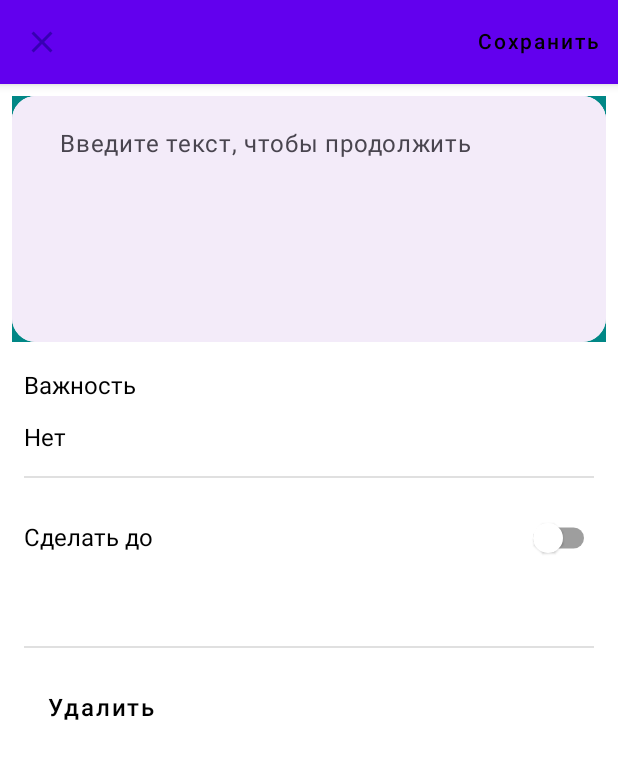
After one commit to Mobile-Developement-School-23/android-todo-app-jienone, an Android app built with Jetpack Compose: the composable DetailFragmentUI shown on its own in the app's theme, on a phone screen of 412 x 824 dp. The commit adds this screen. Shown: the top 759 px of the screen. Run offline under Robolectric (Android 15) with nearby library versions, the phone set to English and light mode, and no system bars; network calls fail.

Commit message:
detail-compose-preform

```diff
--- /dev/null
+++ b/app/src/main/java/com/example/yandextodo/view/screens/detail/DetailFragmentUI.kt
@@ -0,0 +1,114 @@
+package com.example.yandextodo.view.screens.detail
+
+import android.annotation.SuppressLint
+import androidx.compose.foundation.background
+import androidx.compose.foundation.layout.Arrangement
+import androidx.compose.foundation.layout.Column
+import androidx.compose.foundation.layout.Row
+import androidx.compose.foundation.layout.fillMaxSize
+import androidx.compose.foundation.layout.fillMaxWidth
+import androidx.compose.foundation.layout.height
+import androidx.compose.foundation.layout.padding
+import androidx.compose.foundation.layout.size
+import androidx.compose.foundation.shape.RoundedCornerShape
+import androidx.compose.material.Card
+import androidx.compose.material.Divider
+import androidx.compose.material.Icon
+import androidx.compose.material.IconButton
+import androidx.compose.material.MaterialTheme
+import androidx.compose.material.Scaffold
+import androidx.compose.material.Text
+import androidx.compose.material.TextButton
+import androidx.compose.material.TopAppBar
+import androidx.compose.material.icons.Icons
+import androidx.compose.material.icons.filled.Clear
+import androidx.compose.runtime.Composable
+import androidx.compose.ui.Alignment
+import androidx.compose.ui.Modifier
+import androidx.compose.ui.draw.clip
+import androidx.compose.ui.graphics.Color
+import androidx.compose.ui.tooling.preview.Preview
+import androidx.compose.ui.unit.dp
+import androidx.compose.ui.unit.sp
+import com.example.yandextodo.R
+import com.example.yandextodo.view.screens.detail.composables.DeleteButton
+import com.example.yandextodo.view.screens.detail.composables.DropDownMenu
+import com.example.yandextodo.view.screens.detail.composables.PickDeadline
+import com.example.yandextodo.view.screens.detail.composables.UserInput
+
+
+@SuppressLint("UnusedMaterialScaffoldPaddingParameter")
+@Composable
+fun DetailFragmentUI() {
+    Scaffold(
+        Modifier
+            .fillMaxSize(),
+        topBar = {
+            TopAppBar(
+            ) {
+                Row(
+                    horizontalArrangement = Arrangement.SpaceBetween,
+                    modifier = Modifier.fillMaxWidth()
+                    ){
+
+                    IconButton(
+                        onClick = { /*TODO*/ },
+                        modifier = Modifier
+                            .size(48.dp)
+                    ) {
+                        Icon(
+                            imageVector = Icons.Default.Clear,
+                            contentDescription = R.string.content_desc_back_to_previous_screen.toString(),
+                            tint = MaterialTheme.colors.primaryVariant
+                        )
+                    }
+                    TextButton(
+                        onClick = { /*TODO*/ },
+                        modifier = Modifier
+                            .align(Alignment.CenterVertically)
+                    ) {
+                        Text(text = "Сохранить", color = Color.Black)
+                    }
+                }
+            }
+        }
+    ) {
+        Column {
+            Card(
+                modifier = Modifier
+                    .fillMaxWidth()
+                    .height(180.dp)
+                    .padding(8.dp)
+                    .background(MaterialTheme.colors.secondaryVariant)
+                    .clip(RoundedCornerShape(16.dp))
+            ) {
+                UserInput(onMessageSent = {})
+
+            }
+
+            Text(
+                modifier = Modifier.padding(top=12.dp, start = 16.dp),
+                text = "Важность",
+                fontSize = 16.sp
+            )
+            DropDownMenu()
+            Divider(
+                modifier = Modifier.padding(horizontal = 16.dp)
+            )
+            PickDeadline()
+
+            Divider(
+                Modifier.padding(16.dp)
+            )
+
+            DeleteButton {}
+        }
+
+    }
+}
+
+@Preview
+@Composable
+fun DetailPrev() {
+    DetailFragmentUI()
+}
--- /dev/null
+++ b/app/src/main/java/com/example/yandextodo/view/screens/detail/composables/DeleteButton.kt
@@ -0,0 +1,34 @@
+package com.example.yandextodo.view.screens.detail.composables
+
+import androidx.compose.foundation.layout.PaddingValues
+import androidx.compose.foundation.layout.padding
+import androidx.compose.material.Button
+import androidx.compose.material.ButtonDefaults
+import androidx.compose.material.MaterialTheme
+import androidx.compose.material.Text
+import androidx.compose.runtime.Composable
+import androidx.compose.ui.Modifier
+import androidx.compose.ui.graphics.Color
+import androidx.compose.ui.unit.dp
+import androidx.compose.ui.unit.sp
+
+
+@Composable
+fun DeleteButton(onClick: () -> Unit) {
+    Button(
+        onClick = onClick,
+        modifier = Modifier.padding(horizontal = 16.dp),
+        colors = ButtonDefaults.buttonColors(
+            backgroundColor = Color.Transparent,
+            contentColor = MaterialTheme.colors.onSurface
+        ),
+        elevation = ButtonDefaults.elevation(0.dp, 0.dp, 0.dp),
+        content = {
+            Text(
+                text = "Удалить",
+                fontSize = 16.sp,
+                color = MaterialTheme.colors.onSurface
+            )
+        }
+    )
+}
--- /dev/null
+++ b/app/src/main/java/com/example/yandextodo/view/screens/detail/composables/DropDownMenu.kt
@@ -0,0 +1,79 @@
+package com.example.yandextodo.view.screens.detail.composables
+
+import android.widget.Toast
+import androidx.compose.foundation.clickable
+import androidx.compose.foundation.layout.Column
+import androidx.compose.foundation.layout.Row
+import androidx.compose.foundation.layout.fillMaxWidth
+import androidx.compose.foundation.layout.padding
+import androidx.compose.material.DropdownMenu
+import androidx.compose.material.DropdownMenuItem
+import androidx.compose.material.Icon
+import androidx.compose.material.Text
+import androidx.compose.material.icons.Icons
+import androidx.compose.material.icons.filled.KeyboardArrowDown
+import androidx.compose.material.icons.filled.KeyboardArrowUp
+import androidx.compose.runtime.Composable
+import androidx.compose.runtime.getValue
+import androidx.compose.runtime.mutableStateOf
+import androidx.compose.runtime.remember
+import androidx.compose.runtime.setValue
+import androidx.compose.ui.Modifier
+import androidx.compose.ui.graphics.Color
+import androidx.compose.ui.platform.LocalContext
+import androidx.compose.ui.unit.dp
+import androidx.compose.ui.unit.sp
+import com.example.yandextodo.R
+
+@Composable
+fun DropDownMenu() {
+    val listItems = arrayOf("Нет", "Средний", "Важный")
+    val contextForToast = LocalContext.current.applicationContext
+
+    // state of the menu
+    var expanded by remember { mutableStateOf(false) }
+
+    // remember the selected item
+    var selectedItem by remember { mutableStateOf(listItems[0]) }
+
+    Column(
+        modifier = Modifier
+        .padding(16.dp)
+    ) {
+        Row(
+            modifier = Modifier
+                .fillMaxWidth()
+                .clickable { expanded = true }
+        ) {
+            Text(
+                text = selectedItem,
+                fontSize = 16.sp,
+                color = Color.Black
+            )
+//            Icon(
+//                imageVector = if (expanded) Icons.Filled.KeyboardArrowUp else Icons.Filled.KeyboardArrowDown,
+//                contentDescription = "Dropdown Icon",
+//                tint = Color.Black,
+//                modifier = Modifier.padding(start = 4.dp)
+//            )
+        }
+
+        if (expanded) {
+            DropdownMenu(
+                expanded = expanded,
+                onDismissRequest = { expanded = false }
+            ) {
+                listItems.forEach { selectedOption ->
+                    DropdownMenuItem(onClick = {
+                        selectedItem = selectedOption
+                        Toast.makeText(contextForToast, selectedOption, Toast.LENGTH_SHORT).show()
+                        expanded = false
+                    }) {
+                        Text(text = selectedOption)
+                    }
+                }
+            }
+        }
+
+    }
+}
--- /dev/null
+++ b/app/src/main/java/com/example/yandextodo/view/screens/detail/composables/PickDeadline.kt
@@ -0,0 +1,96 @@
+@file:Suppress("ASSIGNED_BUT_NEVER_ACCESSED_VARIABLE")
+
+package com.example.yandextodo.view.screens.detail.composables
+import android.annotation.SuppressLint
+import androidx.compose.foundation.layout.Column
+import androidx.compose.foundation.layout.Row
+import androidx.compose.foundation.layout.padding
+import androidx.compose.material.Switch
+import androidx.compose.material.Text
+import androidx.compose.material3.DatePicker
+import androidx.compose.material3.DatePickerDialog
+import androidx.compose.material3.ExperimentalMaterial3Api
+import androidx.compose.material3.SnackbarHost
+import androidx.compose.material3.SnackbarHostState
+import androidx.compose.material3.TextButton
+import androidx.compose.material3.rememberDatePickerState
+import androidx.compose.runtime.Composable
+import androidx.compose.runtime.derivedStateOf
+import androidx.compose.runtime.mutableStateOf
+import androidx.compose.runtime.remember
+import androidx.compose.runtime.rememberCoroutineScope
+import androidx.compose.ui.Alignment
+import androidx.compose.ui.Modifier
+import androidx.compose.ui.graphics.Color
+import androidx.compose.ui.unit.dp
+import androidx.compose.ui.unit.sp
+import com.example.yandextodo.core.utils.convertTimestampToDate
+import kotlinx.coroutines.launch
+
+@SuppressLint("UnrememberedMutableState")
+@OptIn(ExperimentalMaterial3Api::class)
+@Composable
+fun PickDeadline() {
+    val checkedState = remember { mutableStateOf(false) }
+    var selectedDate: Long?
+
+    // Create a state variable to hold the selected date millis
+    val selectedDateMillis = remember { mutableStateOf<Long?>(null) }
+
+    Column(modifier = Modifier.padding(16.dp)) {
+        Row(verticalAlignment = Alignment.CenterVertically) {
+            Text(
+                text = "Сделать до",
+                fontSize = 16.sp,
+                modifier = Modifier.weight(1f)
+            )
+            Switch(
+                checked = checkedState.value,
+                onCheckedChange = { checkedState.value = it }
+            )
+        }
+
+        if (checkedState.value) {
+            val openDialog = remember { mutableStateOf(true) }
+            if (openDialog.value) {
+                val datePickerState = rememberDatePickerState()
+                val confirmEnabled = derivedStateOf { datePickerState.selectedDateMillis != null }
+                DatePickerDialog(
+                    onDismissRequest = {
+                        checkedState.value = false
+                        openDialog.value = false
+                    },
+                    confirmButton = {
+                        TextButton(
+                            onClick = {
+                                openDialog.value = false
+                                selectedDate = datePickerState.selectedDateMillis
+                                // Update the selected date millis state variable
+                                selectedDateMillis.value = datePickerState.selectedDateMillis
+                            },
+                            enabled = confirmEnabled.value
+                        ) {
+                            Text("OK")
+                        }
+                    },
+                    dismissButton = {
+                        TextButton(
+                            onClick = {
+                                openDialog.value = false
+                            }
+                        ) {
+                            Text("Cancel")
+                        }
+                    }
+                ) {
+                    DatePicker(state = datePickerState)
+                }
+            }
+        }
+
+        // Display the selected date millis in the Text element
+
+        val dateToString = convertTimestampToDate(selectedDateMillis.value)
+        Text(text = dateToString ?: "", color = Color.Blue)
+    }
+}
--- /dev/null
+++ b/app/src/main/java/com/example/yandextodo/view/screens/detail/composables/UserInput.kt
@@ -0,0 +1,232 @@
+package com.example.yandextodo.view.screens.detail.composables
+
+import androidx.compose.foundation.BorderStroke
+import androidx.compose.foundation.ExperimentalFoundationApi
+import androidx.compose.foundation.layout.Arrangement
+import androidx.compose.foundation.layout.Box
+import androidx.compose.foundation.layout.Column
+import androidx.compose.foundation.layout.Row
+import androidx.compose.foundation.layout.Spacer
+import androidx.compose.foundation.layout.fillMaxWidth
+import androidx.compose.foundation.layout.height
+import androidx.compose.foundation.layout.padding
+import androidx.compose.foundation.layout.wrapContentHeight
+import androidx.compose.foundation.text.BasicTextField
+import androidx.compose.foundation.text.KeyboardOptions
+import androidx.compose.material3.LocalContentColor
+import androidx.compose.material3.LocalTextStyle
+import androidx.compose.material3.MaterialTheme
+import androidx.compose.material3.Surface
+import androidx.compose.material3.Text
+import androidx.compose.runtime.Composable
+import androidx.compose.runtime.getValue
+import androidx.compose.runtime.mutableStateOf
+import androidx.compose.runtime.remember
+import androidx.compose.runtime.saveable.rememberSaveable
+import androidx.compose.runtime.setValue
+import androidx.compose.ui.Alignment
+import androidx.compose.ui.Modifier
+import androidx.compose.ui.focus.FocusRequester
+import androidx.compose.ui.focus.onFocusChanged
+import androidx.compose.ui.graphics.SolidColor
+import androidx.compose.ui.res.stringResource
+import androidx.compose.ui.semantics.SemanticsPropertyKey
+import androidx.compose.ui.semantics.SemanticsPropertyReceiver
+import androidx.compose.ui.semantics.contentDescription
+import androidx.compose.ui.semantics.semantics
+import androidx.compose.ui.text.TextRange
+import androidx.compose.ui.text.input.ImeAction
+import androidx.compose.ui.text.input.KeyboardType
+import androidx.compose.ui.text.input.TextFieldValue
+import androidx.compose.ui.tooling.preview.Preview
+import androidx.compose.ui.unit.dp
+import com.example.yandextodo.R
+
+@Preview
+@Composable
+fun UserInputPreview() {
+    UserInput(onMessageSent = {})
+}
+
+enum class InputSelector {
+    NONE,
+}
+
+@OptIn(ExperimentalFoundationApi::class)
+@Composable
+fun UserInput(
+    onMessageSent: (String) -> Unit,
+    modifier: Modifier = Modifier,
+    resetScroll: () -> Unit = {},
+) {
+    var textState by rememberSaveable(stateSaver = TextFieldValue.Saver) {
+        mutableStateOf(TextFieldValue())
+    }
+
+    var currentInputSelector by rememberSaveable { mutableStateOf(InputSelector.NONE) }
+    // Used to decide if the keyboard should be shown
+    var textFieldFocusState by remember { mutableStateOf(false) }
+    val dismissKeyboard = { currentInputSelector = InputSelector.NONE }
+
+    if (currentInputSelector != InputSelector.NONE) {
+        return
+    }
+
+    Surface(tonalElevation = 2.dp) {
+        Column(modifier = modifier) {
+            UserInputText(
+                textFieldValue = textState,
+                onTextChanged = { textState = it },
+                keyboardShown = true,
+                onTextFieldFocused = { focused ->
+                    if (focused) {
+                        resetScroll()
+                    }
+                    textFieldFocusState = focused
+                },
+                focusState = textFieldFocusState
+            )
+            UserInputSelector(
+                sendMessageEnabled = textState.text.isNotBlank(),
+                onMessageSent = {
+                    onMessageSent(textState.text)
+                    // Reset text field and close keyboard
+                    textState = TextFieldValue()
+                    // Move scroll to bottom
+                    resetScroll()
+                    dismissKeyboard()
+                },
+            )
+            SelectorExpanded(
+                onCloseRequested = dismissKeyboard,
+                onTextAdded = { textState = textState.addText(it) },
+                currentSelector = currentInputSelector
+            )
+        }
+    }
+}
+
+private fun TextFieldValue.addText(newString: String): TextFieldValue {
+    val newText = this.text.replaceRange(
+        this.selection.start,
+        this.selection.end,
+        newString
+    )
+    val newSelection = TextRange(
+        start = newText.length,
+        end = newText.length
+    )
+
+    return this.copy(text = newText, selection = newSelection)
+}
+
+@Composable
+private fun UserInputSelector(
+    sendMessageEnabled: Boolean,
+    onMessageSent: () -> Unit,
+    modifier: Modifier = Modifier
+) {
+    Row(
+        modifier = modifier
+            .height(72.dp)
+            .wrapContentHeight()
+            .padding(start = 16.dp, end = 16.dp, bottom = 16.dp),
+        verticalAlignment = Alignment.CenterVertically
+    ) {
+        val border = if (!sendMessageEnabled) {
+            BorderStroke(
+                width = 1.dp,
+                color = MaterialTheme.colorScheme.onSurface.copy(alpha = 0.3f)
+            )
+        } else {
+            null
+        }
+        Spacer(modifier = Modifier.weight(1f))
+    }
+}
+
+val KeyboardShownKey = SemanticsPropertyKey<Boolean>("KeyboardShownKey")
+var SemanticsPropertyReceiver.keyboardShownProperty by KeyboardShownKey
+
+@ExperimentalFoundationApi
+@Composable
+private fun UserInputText(
+    keyboardType: KeyboardType = KeyboardType.Text,
+    onTextChanged: (TextFieldValue) -> Unit,
+    textFieldValue: TextFieldValue,
+    keyboardShown: Boolean,
+    onTextFieldFocused: (Boolean) -> Unit,
+    focusState: Boolean
+) {
+    val a11ylabel = stringResource(id = R.string.empty_et_desc)
+    Row(
+        modifier = Modifier
+            .fillMaxWidth()
+            .height(64.dp)
+            .semantics {
+                contentDescription = a11ylabel
+                keyboardShownProperty = keyboardShown
+            },
+        horizontalArrangement = Arrangement.End
+    ) {
+        Surface {
+            Box(
+                modifier = Modifier
+                    .height(64.dp)
+                    .weight(1f)
+                    .align(Alignment.Bottom)
+            ) {
+                var lastFocusState by remember { mutableStateOf(false) }
+                BasicTextField(
+                    value = textFieldValue,
+                    onValueChange = { onTextChanged(it) },
+                    modifier = Modifier
+                        .fillMaxWidth()
+                        .padding(start = 32.dp)
+                        .align(Alignment.CenterStart)
+                        .onFocusChanged { state ->
+                            if (lastFocusState != state.isFocused) {
+                                onTextFieldFocused(state.isFocused)
+                            }
+                            lastFocusState = state.isFocused
+                        },
+                    keyboardOptions = KeyboardOptions(
+                        keyboardType = keyboardType,
+                        imeAction = ImeAction.Done
+                    ),
+                    maxLines = 1,
+                    cursorBrush = SolidColor(LocalContentColor.current),
+                    textStyle = LocalTextStyle.current.copy(color = LocalContentColor.current)
+                )
+
+                val disableContentColor =
+                    MaterialTheme.colorScheme.onSurfaceVariant
+                if (textFieldValue.text.isEmpty() && !focusState) {
+                    Text(
+                        modifier = Modifier
+                            .align(Alignment.CenterStart)
+                            .padding(start = 32.dp),
+                        text = stringResource(id = R.string.empty_et_desc),
+                        style = MaterialTheme.typography.bodyLarge.copy(color = disableContentColor)
+                    )
+                }
+            }
+        }
+    }
+}
+
+@Composable
+private fun SelectorExpanded(
+    currentSelector: InputSelector,
+    onCloseRequested: () -> Unit,
+    onTextAdded: (String) -> Unit
+) {
+    if (currentSelector == InputSelector.NONE) return
+
+    // Request focus to force the TextField to lose it
+    val focusRequester = FocusRequester()
+    // If the selector is shown, always request focus to trigger a TextField.onFocusChange.
+    focusRequester.requestFocus()
+
+    Surface(tonalElevation = 8.dp){}
+}
--- a/app/src/main/res/layout/fragment_detail.xml
+++ b/app/src/main/res/layout/fragment_detail.xml
@@ -144,7 +144,6 @@
             android:background="@null"
             android:gravity="top"
             android:hint="Что нужно сделать..."
-
             android:imeOptions="actionDone"
             android:inputType="textMultiLine"
             android:minHeight="89dp"
--- a/app/src/main/res/values/strings.xml
+++ b/app/src/main/res/values/strings.xml
@@ -9,6 +9,7 @@
     <string name="content_desc_back_to_previous_screen">вернуться на предыдущий экран</string>
     <string name="add">Сохранить</string>
     <string name="delete">Удалить</string>
+    <string name="importance">Важность</string>
     <string name="empty_et_desc">Введите текст, чтобы продолжить</string>
     <string name="update">Обновить</string>
     <string name="btn_info">INFO</string>
```
Also changed, not shown: app/build.gradle (+22 -1 lines), app/src/main/java/com/example/yandextodo/Dependencies.kt (added, +37 -0 lines), app/src/main/java/com/example/yandextodo/data/model/TodoEntity.kt (added, +73 -0 lines), app/src/main/java/com/example/yandextodo/data/network/intercept/RetryInterceptor.kt (added, +29 -0 lines), app/src/main/java/com/example/yandextodo/data/network/intercept/AuthInterceptor.kt (renamed from app/src/main/java/com/example/yandextodo/data/network/AuthInterceptor.kt).
